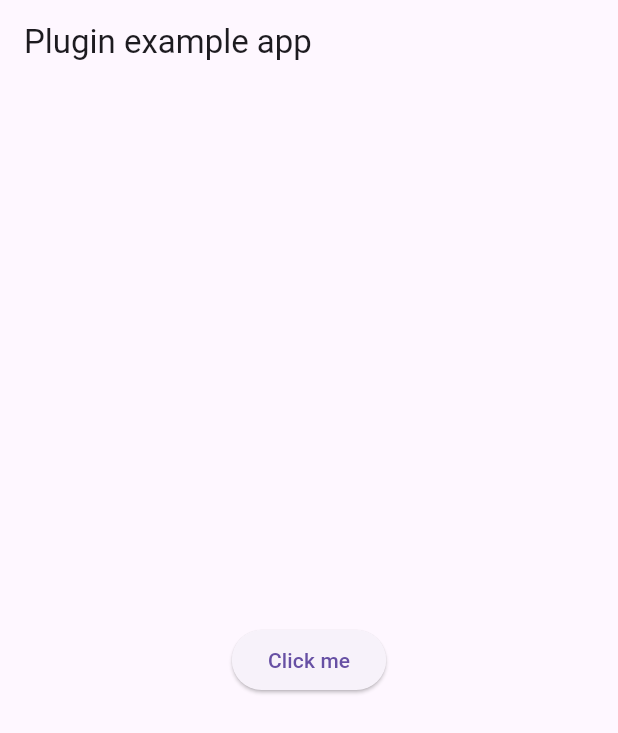
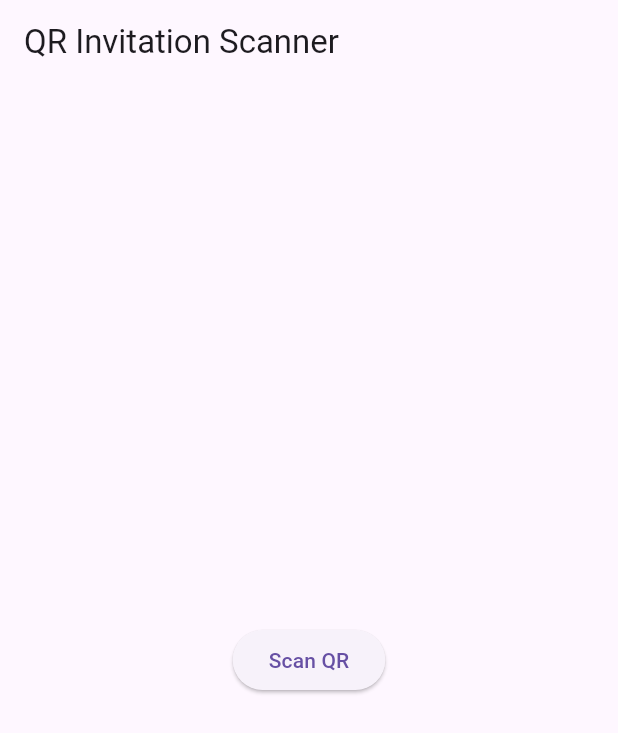
Before and after one commit to nayanarlk/qr-scanner, a Flutter app: the screen it shows after launch, on a phone screen of 412 x 824 dp. Shown: the top 733 px of the screen. Run offline on Flutter 3.47's test engine with Material 3 defaults, Android fonts, the phone set to English and light mode, and no system bars; missing offline and left inert: qr_bar_code_scanner_dialog.

Commit message:
Second commit by Nayana

```diff
--- a/lib/main.dart
+++ b/lib/main.dart
@@ -22,7 +22,7 @@ class _MyAppState extends State<MyApp> {
     return MaterialApp(
       home: Scaffold(
         appBar: AppBar(
-          title: const Text('Plugin example app'),
+          title: const Text('QR Invitation Scanner'),
         ),
         body: Builder(builder: (context) {
           return Material(
@@ -38,7 +38,7 @@ class _MyAppState extends State<MyApp> {
                           });
                         });
                   },
-                  child: Text(code ?? "Click me")),
+                  child: Text(code ?? "Scan QR")),
             ),
           );
         }),
```
